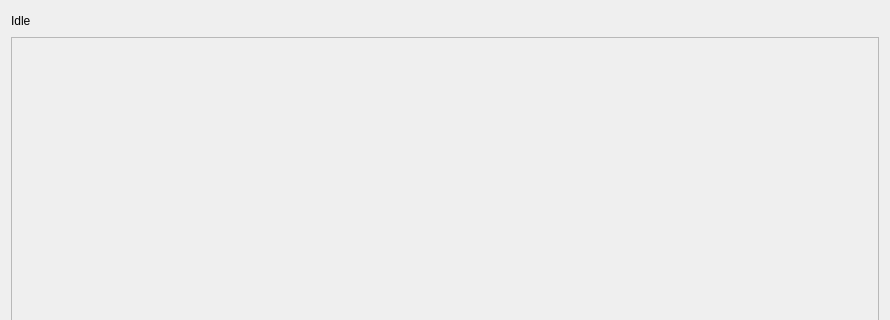
The window that march_rqt_input_device/resource/input_device.ui (project-march/ProjectMarch) describes before a commit, drawn with Qt 5; both pictures show x 0 to 890 and y 0 to 320 of the 890 by 549 pixel window.
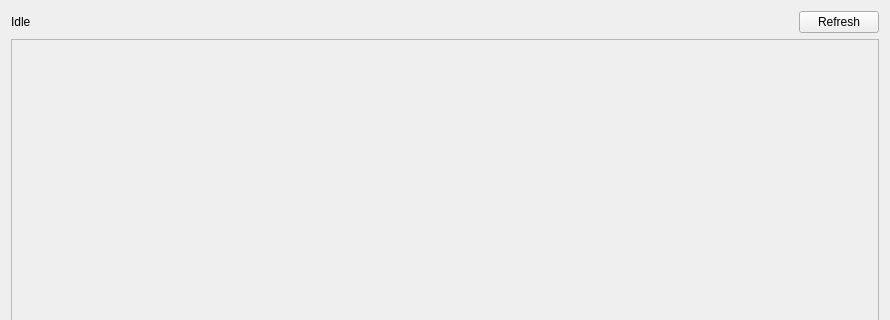
The same window after the commit.

Commit message: Add refresh button

What changed in the file:
```diff
--- a/march_rqt_input_device/resource/input_device.ui
+++ b/march_rqt_input_device/resource/input_device.ui
@@ -52,6 +52,16 @@
        </property>
       </widget>
      </item>
+     <item>
+      <widget class="QPushButton" name="refresh_button">
+       <property name="toolTip">
+        <string>&lt;html&gt;&lt;head/&gt;&lt;body&gt;&lt;p&gt;Refreshes the buttons with possible gaits&lt;/p&gt;&lt;/body&gt;&lt;/html&gt;</string>
+       </property>
+       <property name="text">
+        <string>Refresh</string>
+       </property>
+      </widget>
+     </item>
     </layout>
    </item>
    <item>
@@ -68,7 +78,7 @@
         <x>0</x>
         <y>0</y>
         <width>870</width>
-        <height>501</height>
+        <height>493</height>
        </rect>
       </property>
       <property name="styleSheet">
```
Left out of the diff: 2 changed lines with no effect on the pictures. The commit also changes 1 other file.
